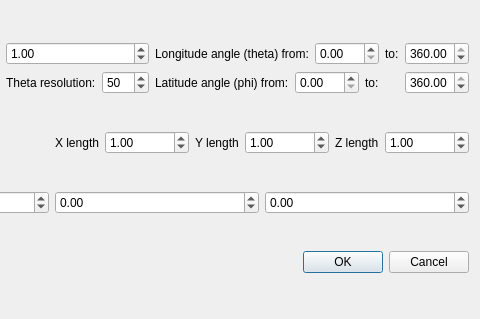
Above: forms/createprimitivedlg.ui from RasmusRPaulsen/Sumatra before the change; both pictures show x 376 to 856 and y 0 to 319 of the 856 by 319 pixel window. Below: the same form after it.
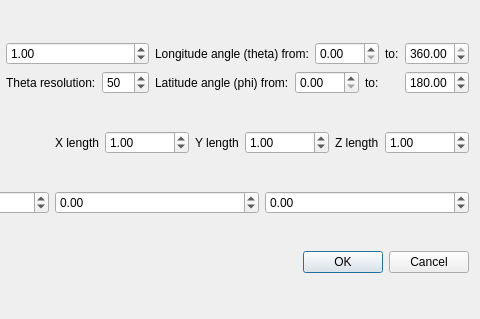
That is the form after the change.

Diff of the .ui file:
```diff
--- a/forms/createprimitivedlg.ui
+++ b/forms/createprimitivedlg.ui
@@ -97,7 +97,7 @@
           <double>360.000000000000000</double>
          </property>
          <property name="value">
-          <double>360.000000000000000</double>
+          <double>180.000000000000000</double>
          </property>
         </widget>
        </item>
```
Left out of the diff: 4 changed lines with no effect on the pictures.
